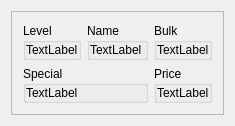
Qt form WeaponWidget.ui (smithbt/StarfinderCharacterApp) before a commit.
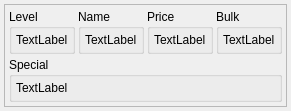
The same form after that commit.

Patch:
```diff
--- a/WeaponWidget.ui
+++ b/WeaponWidget.ui
@@ -6,8 +6,8 @@
    <rect>
     <x>0</x>
     <y>0</y>
-    <width>217</width>
-    <height>120</height>
+    <width>257</width>
+    <height>95</height>
    </rect>
   </property>
   <property name="focusPolicy">
@@ -17,6 +17,21 @@
    <string>WeaponWidget</string>
   </property>
   <layout class="QHBoxLayout" name="horizontalLayout">
+   <property name="spacing">
+    <number>2</number>
+   </property>
+   <property name="leftMargin">
+    <number>4</number>
+   </property>
+   <property name="topMargin">
+    <number>4</number>
+   </property>
+   <property name="rightMargin">
+    <number>4</number>
+   </property>
+   <property name="bottomMargin">
+    <number>4</number>
+   </property>
    <item>
     <widget class="QFrame" name="frame">
      <property name="frameShape">
@@ -32,28 +47,49 @@
       <number>2</number>
      </property>
      <layout class="QHBoxLayout" name="horizontalLayout_2">
+      <property name="spacing">
+       <number>2</number>
+      </property>
+      <property name="leftMargin">
+       <number>4</number>
+      </property>
+      <property name="topMargin">
+       <number>4</number>
+      </property>
+      <property name="rightMargin">
+       <number>4</number>
+      </property>
+      <property name="bottomMargin">
+       <number>4</number>
+      </property>
       <item>
        <layout class="QGridLayout" name="gridLayout">
+        <property name="spacing">
+         <number>3</number>
+        </property>
         <item row="0" column="1">
          <widget class="QGroupBox" name="groupBox">
           <property name="title">
            <string>Level</string>
           </property>
+          <property name="alignment">
+           <set>Qt::AlignLeading|Qt::AlignLeft|Qt::AlignTop</set>
+          </property>
           <layout class="QGridLayout" name="gridLayout_2">
            <property name="leftMargin">
-            <number>0</number>
+            <number>4</number>
            </property>
            <property name="topMargin">
-            <number>0</number>
+            <number>4</number>
            </property>
            <property name="rightMargin">
-            <number>0</number>
+            <number>4</number>
            </property>
            <property name="bottomMargin">
-            <number>0</number>
+            <number>4</number>
            </property>
            <property name="spacing">
-            <number>0</number>
+            <number>2</number>
            </property>
            <item row="0" column="0">
             <widget class="QLabel" name="level_label">
@@ -65,26 +101,29 @@
           </layout>
          </widget>
         </item>
-        <item row="0" column="3">
+        <item row="0" column="4">
          <widget class="QGroupBox" name="groupBox_3">
           <property name="title">
            <string>Bulk</string>
           </property>
+          <property name="alignment">
+           <set>Qt::AlignLeading|Qt::AlignLeft|Qt::AlignTop</set>
+          </property>
           <layout class="QGridLayout" name="gridLayout_4">
            <property name="leftMargin">
-            <number>0</number>
+            <number>4</number>
            </property>
            <property name="topMargin">
-            <number>0</number>
+            <number>4</number>
            </property>
            <property name="rightMargin">
-            <number>0</number>
+            <number>4</number>
            </property>
            <property name="bottomMargin">
-            <number>0</number>
+            <number>4</number>
            </property>
            <property name="spacing">
-            <number>0</number>
+            <number>2</number>
            </property>
            <item row="0" column="0">
             <widget class="QLabel" name="bulk_label">
@@ -101,21 +140,24 @@
           <property name="title">
            <string>Name</string>
           </property>
+          <property name="alignment">
+           <set>Qt::AlignLeading|Qt::AlignLeft|Qt::AlignTop</set>
+          </property>
           <layout class="QGridLayout" name="gridLayout_3">
            <property name="leftMargin">
-            <number>0</number>
+            <number>4</number>
            </property>
            <property name="topMargin">
-            <number>0</number>
+            <number>4</number>
            </property>
            <property name="rightMargin">
-            <number>0</number>
+            <number>4</number>
            </property>
            <property name="bottomMargin">
-            <number>0</number>
+            <number>4</number>
            </property>
            <property name="spacing">
-            <number>0</number>
+            <number>2</number>
            </property>
            <item row="0" column="0">
             <widget class="QLabel" name="name_label">
@@ -127,26 +169,29 @@
           </layout>
          </widget>
         </item>
-        <item row="1" column="3">
+        <item row="0" column="3">
          <widget class="QGroupBox" name="groupBox_4">
           <property name="title">
            <string>Price</string>
           </property>
+          <property name="alignment">
+           <set>Qt::AlignLeading|Qt::AlignLeft|Qt::AlignTop</set>
+          </property>
           <layout class="QGridLayout" name="gridLayout_5">
            <property name="leftMargin">
-            <number>0</number>
+            <number>4</number>
            </property>
            <property name="topMargin">
-            <number>0</number>
+            <number>4</number>
            </property>
            <property name="rightMargin">
-            <number>0</number>
+            <number>4</number>
            </property>
            <property name="bottomMargin">
-            <number>0</number>
+            <number>4</number>
            </property>
            <property name="spacing">
-            <number>0</number>
+            <number>2</number>
            </property>
            <item row="0" column="0">
             <widget class="QLabel" name="price_label">
@@ -158,26 +203,29 @@
           </layout>
          </widget>
         </item>
-        <item row="1" column="1" colspan="2">
+        <item row="1" column="1" colspan="4">
          <widget class="QGroupBox" name="groupBox_5">
           <property name="title">
            <string>Special</string>
           </property>
+          <property name="alignment">
+           <set>Qt::AlignLeading|Qt::AlignLeft|Qt::AlignTop</set>
+          </property>
           <layout class="QGridLayout" name="gridLayout_6">
            <property name="leftMargin">
-            <number>0</number>
+            <number>4</number>
            </property>
            <property name="topMargin">
-            <number>0</number>
+            <number>4</number>
            </property>
            <property name="rightMargin">
-            <number>0</number>
+            <number>4</number>
            </property>
            <property name="bottomMargin">
-            <number>0</number>
+            <number>4</number>
            </property>
            <property name="spacing">
-            <number>0</number>
+            <number>2</number>
            </property>
            <item row="0" column="0">
             <widget class="QLabel" name="special_label">
```
